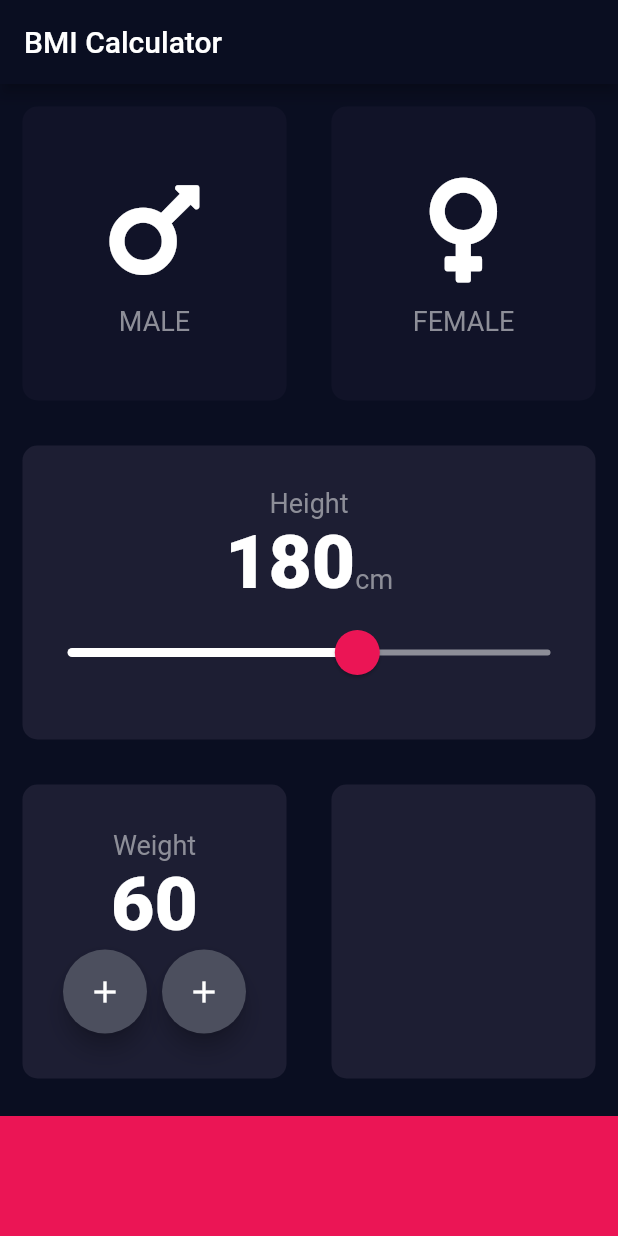
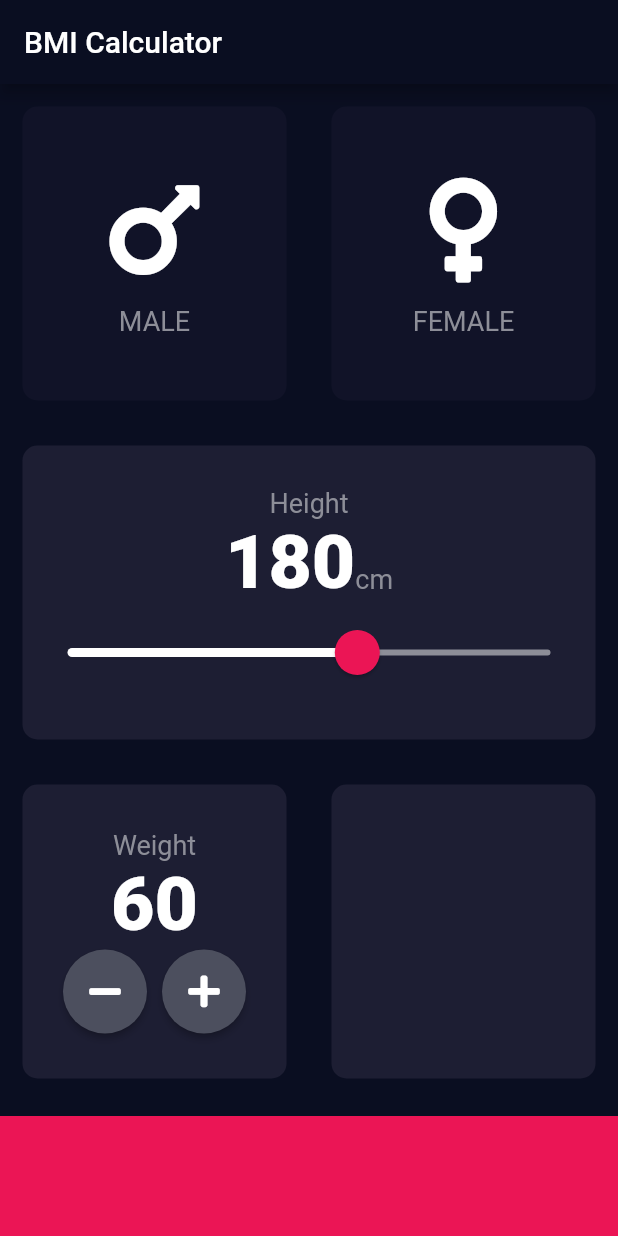
Before and after one commit to v3nk3y/bmi_cal, a Flutter app: the screen it shows after launch, on a phone screen of 412 x 824 dp. Run offline on Flutter 3.47's test engine with Material 2 defaults, Android fonts, the phone set to English and light mode, and no system bars; our stand-ins replace font_awesome_flutter.

Commit message:
Replace weight card floatingActionButtons with Raw custom buttons

```diff
--- a/lib/constants.dart
+++ b/lib/constants.dart
@@ -28,3 +28,6 @@ const TextStyle kIconLabelStyle = TextStyle(
   fontSize: 18.0,
   color: Color(0xFF8D8E98),
 );
+
+// round icon button
+const kRoundIconButtonColor = Color(0xFF4C4F5E);
--- a/lib/home_page.dart
+++ b/lib/home_page.dart
@@ -1,8 +1,10 @@
 import 'package:flutter/material.dart';
 import 'package:flutter/widgets.dart';
+import 'package:font_awesome_flutter/font_awesome_flutter.dart';
 import 'icon_content.dart';
 import 'reusable_card.dart';
 import 'constants.dart';
+import 'round_icon_button.dart';
 
 enum Gender { Male, Female }
 
@@ -16,6 +18,7 @@ class _HomePageState extends State<HomePage> {
   Color femaleCardColor = Color(0xFF111328);
   Gender selectedGender;
   int height = 180;
+  int weight = 60;
 
   @override
   Widget build(BuildContext context) {
@@ -129,30 +132,30 @@ class _HomePageState extends State<HomePage> {
                           style: kIconLabelStyle,
                         ),
                         Text(
-                          '60',
+                          weight.toString(),
                           style: kNumberTextStyle,
                         ),
                         Row(
                           mainAxisAlignment: MainAxisAlignment.center,
                           children: <Widget>[
-                            FloatingActionButton(
-                              onPressed: () {},
-                              child: Icon(
-                                Icons.add,
-                                color: Colors.white,
-                              ),
-                              backgroundColor: Color(0xFF4C4F5E),
+                            RoundIconButton(
+                              icon: FontAwesomeIcons.minus,
+                              onPressed: () {
+                                setState(() {
+                                  weight--;
+                                });
+                              },
                             ),
                             SizedBox(
                               width: 10.0,
                             ),
-                            FloatingActionButton(
-                              onPressed: () {},
-                              child: Icon(
-                                Icons.add,
-                                color: Colors.white,
-                              ),
-                              backgroundColor: Color(0xFF4C4F5E),
+                            RoundIconButton(
+                              icon: FontAwesomeIcons.plus,
+                              onPressed: () {
+                                setState(() {
+                                  weight++;
+                                });
+                              },
                             ),
                           ],
                         ),
--- /dev/null
+++ b/lib/round_icon_button.dart
@@ -0,0 +1,24 @@
+import 'package:bmi_cal/constants.dart';
+import 'package:flutter/material.dart';
+
+class RoundIconButton extends StatelessWidget {
+  const RoundIconButton({@required this.icon, @required this.onPressed});
+  final IconData icon;
+  final Function onPressed;
+  @override
+  Widget build(BuildContext context) {
+    return RawMaterialButton(
+      onPressed: onPressed,
+      shape: CircleBorder(),
+      child: Icon(
+        icon,
+        color: Colors.white,
+      ),
+      fillColor: kRoundIconButtonColor,
+      constraints: BoxConstraints.tightFor(
+        width: 56.0,
+        height: 56.0,
+      ),
+    );
+  }
+}
```
